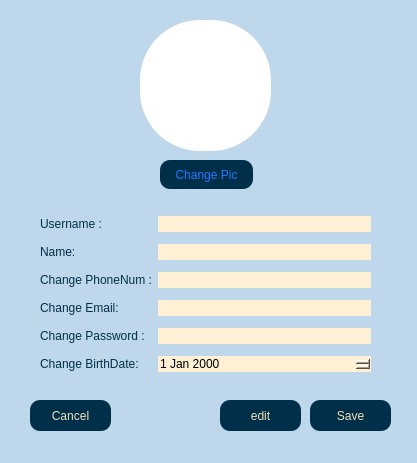
This is client/setting.ui in AP-projects-4001/jan-ghahve as Qt 5 draws it before an edit. The edited form follows.
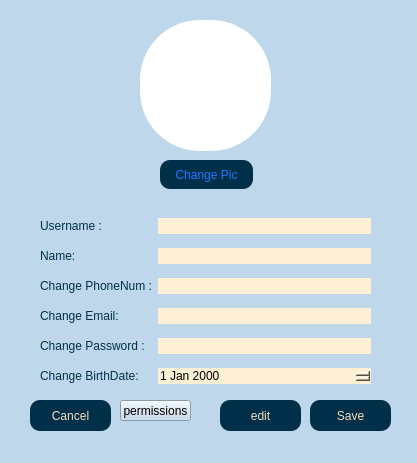
This is the edited form.

```diff
--- a/client/setting.ui
+++ b/client/setting.ui
@@ -100,7 +100,7 @@
      <x>40</x>
      <y>210</y>
      <width>331</width>
-     <height>169</height>
+     <height>186</height>
     </rect>
    </property>
    <layout class="QGridLayout" name="gridLayout">
@@ -253,6 +253,19 @@
     <string>edit</string>
    </property>
   </widget>
+  <widget class="QPushButton" name="pbn_permissions">
+   <property name="geometry">
+    <rect>
+     <x>120</x>
+     <y>400</y>
+     <width>71</width>
+     <height>21</height>
+    </rect>
+   </property>
+   <property name="text">
+    <string>permissions</string>
+   </property>
+  </widget>
  </widget>
  <resources/>
  <connections/>
```
